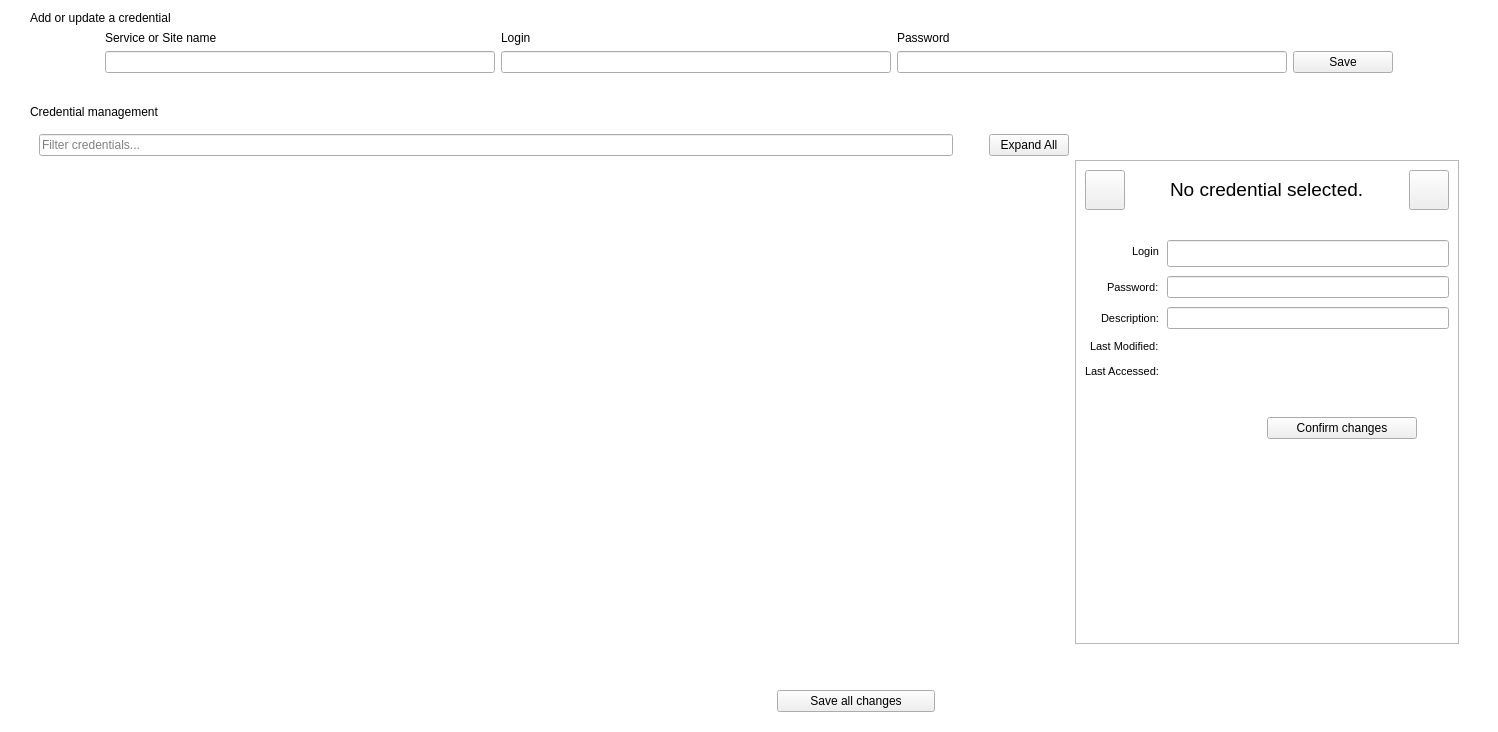
The window that src/CredentialsManagement.ui (mooltipass/moolticute) describes before a commit, drawn with Qt 5.
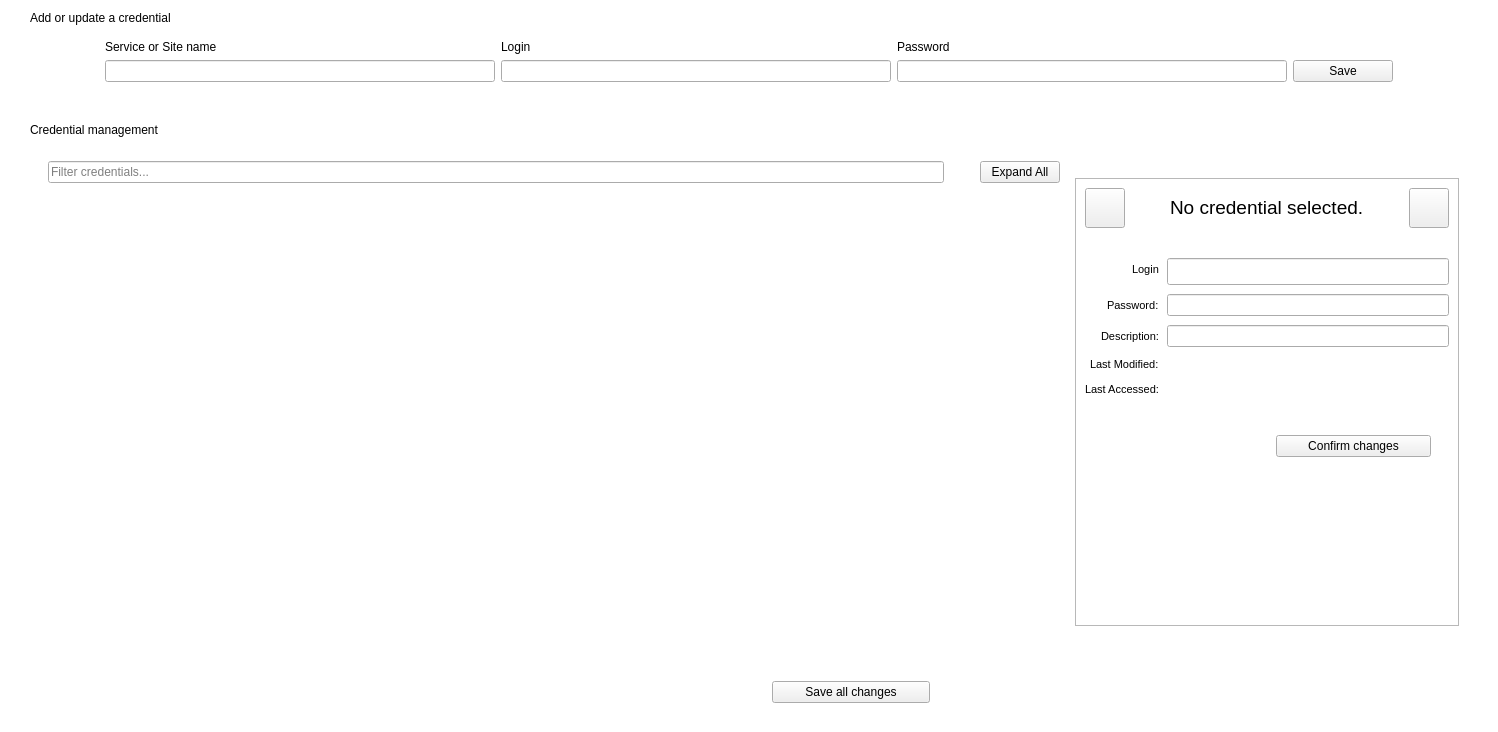
The same window after the commit. Icons and pictures are not drawn. Custom widgets are drawn as their Qt base class.

Commit message: Disable all lists and buttons except the accept/reject changes

Diff of the .ui file:
```diff
--- a/src/CredentialsManagement.ui
+++ b/src/CredentialsManagement.ui
@@ -46,6 +46,7 @@
     </widget>
    </item>
    <item>
+    <widget class="QWidget" name="quickInsertWidget" native="true">
     <layout class="QHBoxLayout" name="horizontalLayout">
      <property name="leftMargin">
       <number>75</number>
@@ -113,6 +114,7 @@
       </layout>
      </item>
     </layout>
+    </widget>
    </item>
    <item>
     <widget class="QWidget" name="widget" native="true">
@@ -257,6 +259,7 @@
        <item>
         <layout class="QHBoxLayout" name="horizontalLayout_4">
          <item>
+          <widget class="QWidget" name="credentialsListWdiget" native="true">
           <layout class="QVBoxLayout" name="verticalLayout">
            <item>
             <layout class="QHBoxLayout" name="horizontalLayout_filterCred">
@@ -318,6 +321,7 @@
             </widget>
            </item>
           </layout>
+          </widget>
          </item>
          <item>
           <layout class="QVBoxLayout" name="verticalLayout_2">
@@ -633,22 +637,15 @@
               </item>
               <item>
                <layout class="QHBoxLayout" name="horizontalLayout_5">
-                <item>
-                 <spacer name="horizontalSpacer_6">
-                  <property name="orientation">
-                   <enum>Qt::Horizontal</enum>
-                  </property>
-                  <property name="sizeType">
-                   <enum>QSizePolicy::Fixed</enum>
-                  </property>
-                  <property name="sizeHint" stdset="0">
-                   <size>
-                    <width>10</width>
-                    <height>0</height>
-                   </size>
-                  </property>
-                 </spacer>
-                </item>
+                <property name="spacing">
+                 <number>18</number>
+                </property>
+                <property name="leftMargin">
+                 <number>18</number>
+                </property>
+                <property name="rightMargin">
+                 <number>18</number>
+                </property>
                 <item>
                  <widget class="AnimatedColorButton" name="pushButtonCancel" native="true">
                   <property name="sizePolicy">
@@ -659,54 +656,43 @@
                   </property>
                   <property name="minimumSize">
                    <size>
-                    <width>150</width>
+                    <width>50</width>
                     <height>0</height>
                    </size>
                   </property>
-                 </widget>
-                </item>
-                <item>
-                 <spacer name="horizontalSpacer_5">
-                  <property name="orientation">
-                   <enum>Qt::Horizontal</enum>
-                  </property>
-                  <property name="sizeType">
-                   <enum>QSizePolicy::Fixed</enum>
-                  </property>
-                  <property name="sizeHint" stdset="0">
+                  <property name="maximumSize">
                    <size>
-                    <width>16</width>
-                    <height>20</height>
+                    <width>16777215</width>
+                    <height>16777215</height>
                    </size>
                   </property>
-                 </spacer>
+                 </widget>
                 </item>
                 <item>
                  <widget class="QPushButton" name="pushButtonConfirm">
+                  <property name="sizePolicy">
+                   <sizepolicy hsizetype="MinimumExpanding" vsizetype="Fixed">
+                    <horstretch>0</horstretch>
+                    <verstretch>0</verstretch>
+                   </sizepolicy>
+                  </property>
                   <property name="minimumSize">
                    <size>
                     <width>150</width>
                     <height>0</height>
                    </size>
                   </property>
+                  <property name="maximumSize">
+                   <size>
+                    <width>16777215</width>
+                    <height>16777215</height>
+                   </size>
+                  </property>
                   <property name="text">
                    <string>Confirm changes</string>
                   </property>
                  </widget>
                 </item>
-                <item>
-                 <spacer name="horizontalSpacer_7">
-                  <property name="orientation">
-                   <enum>Qt::Horizontal</enum>
-                  </property>
-                  <property name="sizeHint" stdset="0">
-                   <size>
-                    <width>0</width>
-                    <height>0</height>
-                   </size>
-                  </property>
-                 </spacer>
-                </item>
                </layout>
               </item>
               <item>
@@ -767,6 +753,7 @@
         </widget>
        </item>
        <item>
+        <widget class="QWidget" name="controlsWidget" native="true">
         <layout class="QHBoxLayout" name="horizontalLayout_3">
          <property name="spacing">
           <number>35</number>
@@ -830,6 +817,7 @@
           </spacer>
          </item>
         </layout>
+        </widget>
        </item>
       </layout>
      </widget>
```
Lines whose indentation alone changed are shown as unchanged. The commit also changes 2 other files.
